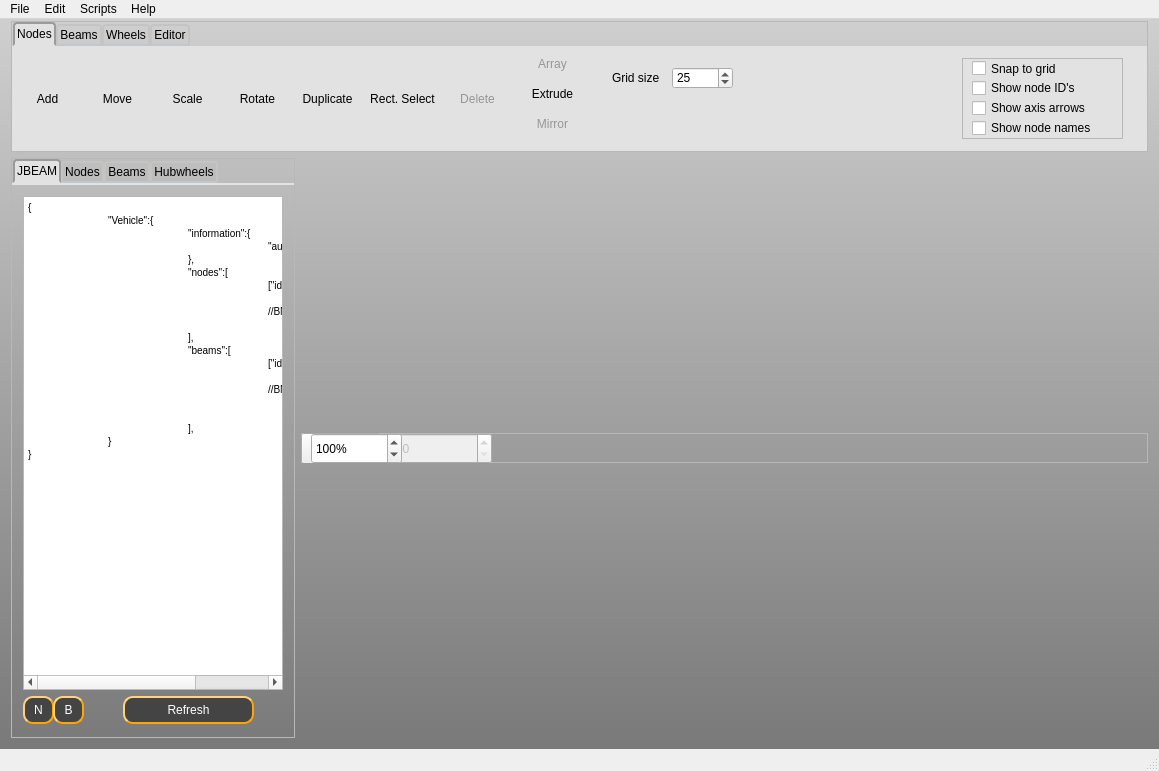
RORMasa/NodeBeamEditor, file source/mainwindow.ui: the form before one commit.
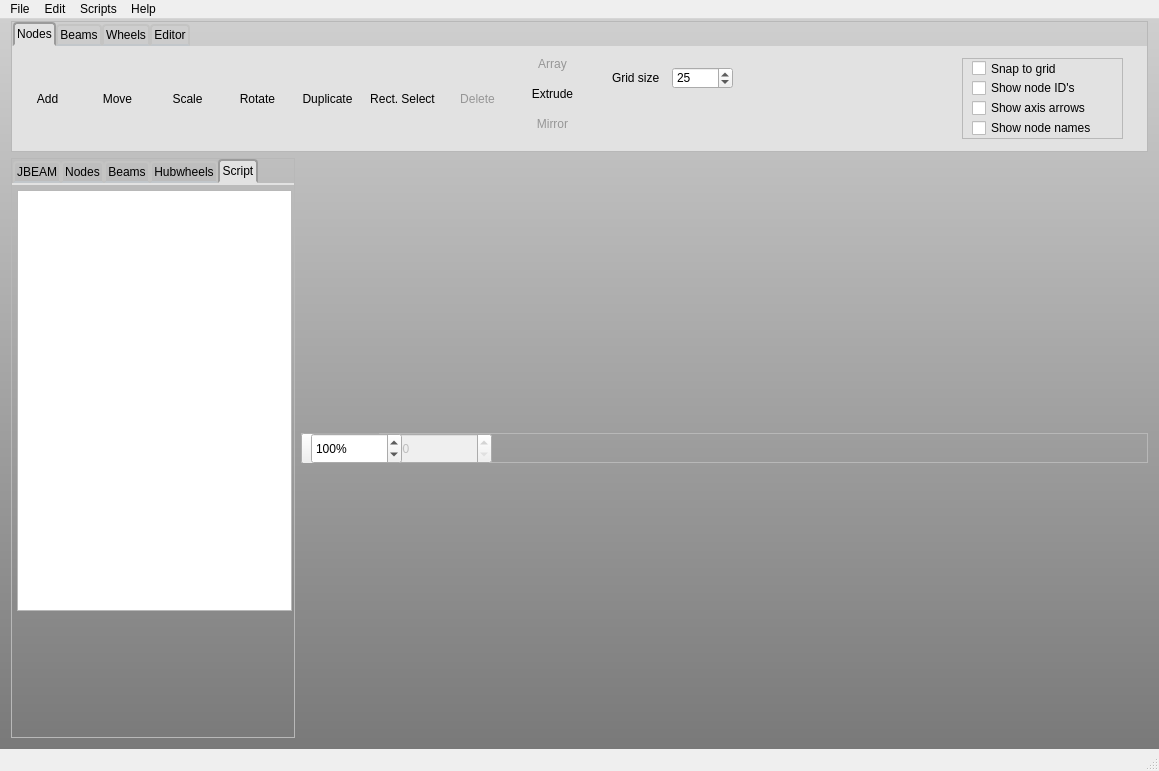
The form after the commit. The open tabs and pages were chosen to show the change. Icons and pictures are not drawn.

```diff
--- a/source/mainwindow.ui
+++ b/source/mainwindow.ui
@@ -2523,6 +2523,21 @@
              </item>
             </layout>
            </widget>
+           <widget class="QWidget" name="tab_5_lua">
+            <attribute name="title">
+             <string>Script</string>
+            </attribute>
+            <widget class="QTextBrowser" name="textBrowser">
+             <property name="geometry">
+              <rect>
+               <x>5</x>
+               <y>5</y>
+               <width>275</width>
+               <height>421</height>
+              </rect>
+             </property>
+            </widget>
+           </widget>
           </widget>
          </item>
         </layout>
```
